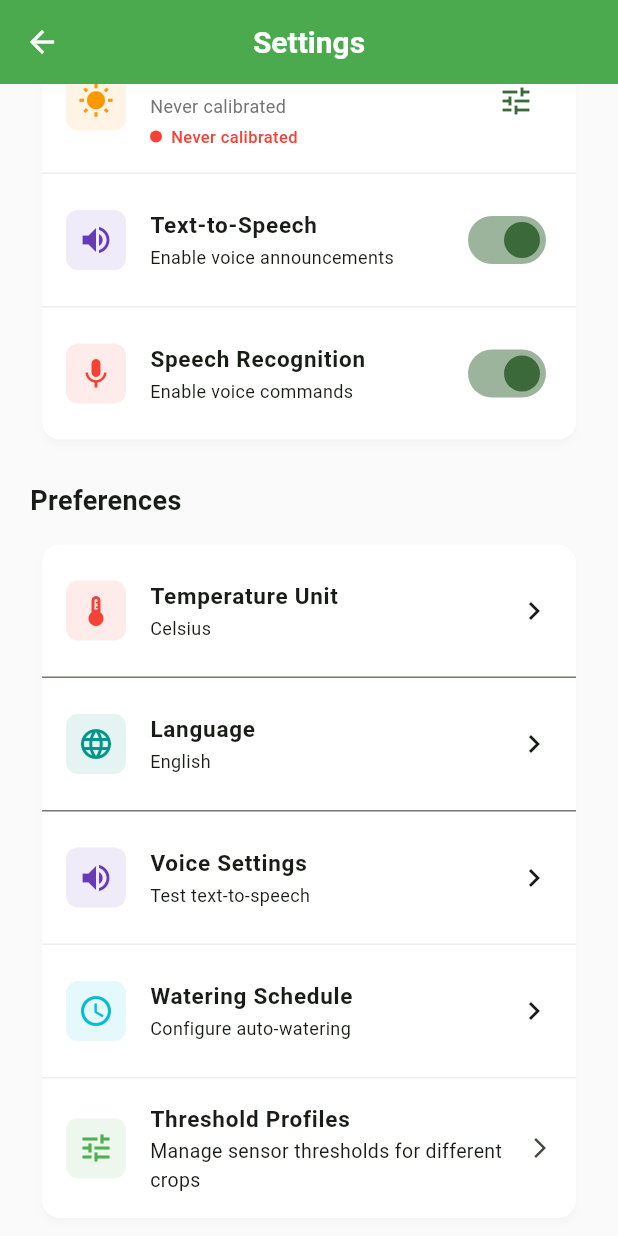
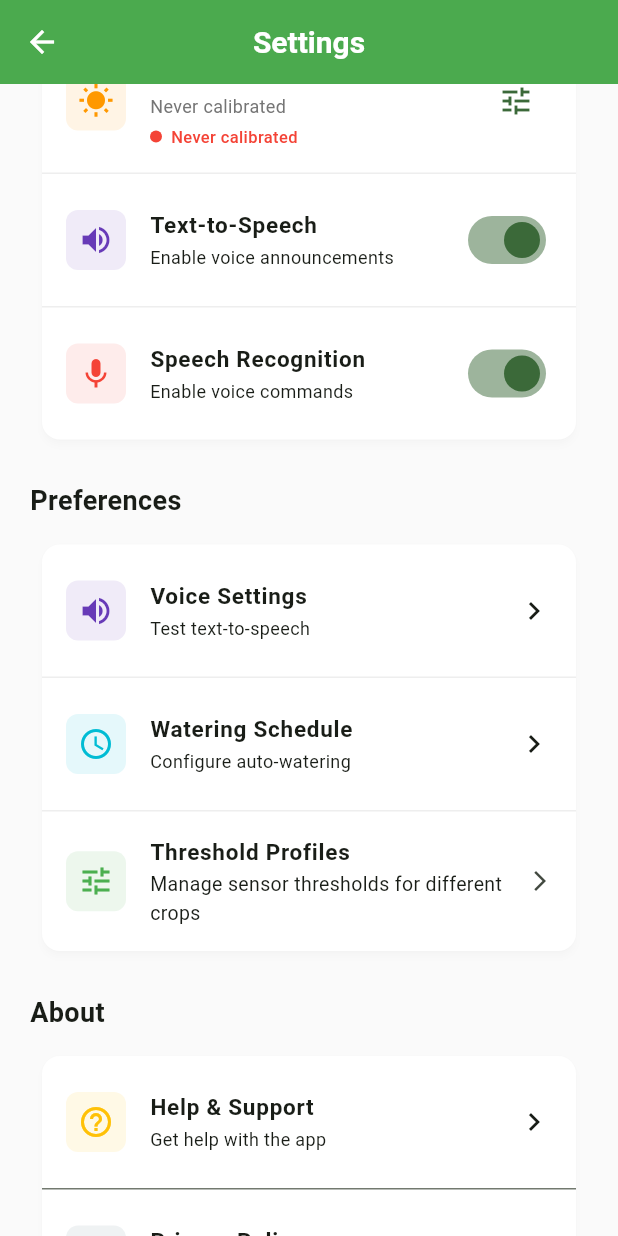
Before and after one commit to Hassan-AlMarsafy/Mobile_Programming_Project, a Flutter app: the SettingsScreen screen opened by its route, scrolled down 1728 dp, on a phone screen of 412 x 824 dp. Run offline on Flutter 3.47's test engine with Material 3 defaults, Android fonts, the phone set to English and light mode, and no system bars; our stand-ins replace cloud_firestore, connectivity_plus, firebase_auth, firebase_core, fl_chart, flutter_tts and 4 more; accounts and stored records are empty.

Commit message:
removed unused elements from user model

```diff
--- a/lib/models/user.dart
+++ b/lib/models/user.dart
@@ -4,28 +4,20 @@ class UserProfile {
   final String uid;
   final String displayName;
   final String email;
-  final String? phoneNumber;
-  final String? photoURL;
   final DateTime? createdAt;
   final DateTime? lastUpdated;
   final bool notificationsEnabled;
   final bool autoWatering;
-  final String temperatureUnit;
-  final String language;
   final bool biometricEnabled;
 
   UserProfile({
     required this.uid,
     required this.displayName,
     required this.email,
-    this.phoneNumber,
-    this.photoURL,
     this.createdAt,
     this.lastUpdated,
     this.notificationsEnabled = true,
     this.autoWatering = true,
-    this.temperatureUnit = 'Celsius',
-    this.language = 'English',
     this.biometricEnabled = false,
   });
 
@@ -35,8 +27,6 @@ class UserProfile {
       uid: json['uid'] ?? '',
       displayName: json['displayName'] ?? '',
       email: json['email'] ?? '',
-      phoneNumber: json['phoneNumber'],
-      photoURL: json['photoURL'],
       createdAt: json['createdAt'] != null
           ? DateTime.parse(json['createdAt'])
           : null,
@@ -45,8 +35,6 @@ class UserProfile {
           : null,
       notificationsEnabled: json['notificationsEnabled'] ?? true,
       autoWatering: json['autoWatering'] ?? true,
-      temperatureUnit: json['temperatureUnit'] ?? 'Celsius',
-      language: json['language'] ?? 'English',
       biometricEnabled: json['biometricEnabled'] ?? false,
     );
   }
@@ -57,14 +45,10 @@ class UserProfile {
       'uid': uid,
       'displayName': displayName,
       'email': email,
-      'phoneNumber': phoneNumber,
-      'photoURL': photoURL,
       'createdAt': createdAt?.toIso8601String(),
       'lastUpdated': lastUpdated?.toIso8601String(),
       'notificationsEnabled': notificationsEnabled,
       'autoWatering': autoWatering,
-      'temperatureUnit': temperatureUnit,
-      'language': language,
       'biometricEnabled': biometricEnabled,
     };
   }
@@ -75,8 +59,6 @@ class UserProfile {
       uid: firebaseUser.uid ?? '',
       displayName: firebaseUser.displayName ?? 'User',
       email: firebaseUser.email ?? '',
-      phoneNumber: firebaseUser.phoneNumber,
-      photoURL: firebaseUser.photoURL,
       createdAt: firebaseUser.metadata.creationTime,
       lastUpdated: DateTime.now(),
     );
@@ -87,28 +69,20 @@ class UserProfile {
     String? uid,
     String? displayName,
     String? email,
-    String? phoneNumber,
-    String? photoURL,
     DateTime? createdAt,
     DateTime? lastUpdated,
     bool? notificationsEnabled,
     bool? autoWatering,
-    String? temperatureUnit,
-    String? language,
     bool? biometricEnabled,
   }) {
     return UserProfile(
       uid: uid ?? this.uid,
       displayName: displayName ?? this.displayName,
       email: email ?? this.email,
-      phoneNumber: phoneNumber ?? this.phoneNumber,
-      photoURL: photoURL ?? this.photoURL,
       createdAt: createdAt ?? this.createdAt,
       lastUpdated: lastUpdated ?? this.lastUpdated,
       notificationsEnabled: notificationsEnabled ?? this.notificationsEnabled,
       autoWatering: autoWatering ?? this.autoWatering,
-      temperatureUnit: temperatureUnit ?? this.temperatureUnit,
-      language: language ?? this.language,
       biometricEnabled: biometricEnabled ?? this.biometricEnabled,
     );
   }
--- a/lib/screens/settings_screen.dart
+++ b/lib/screens/settings_screen.dart
@@ -43,8 +43,6 @@ class _SettingsScreenState extends State<SettingsScreen>
   bool _biometricAuth = false;
   bool _biometricAvailable = false;
   String _biometricType = 'Biometric';
-  String _temperatureUnit = 'Celsius';
-  String _language = 'English';
 
   @override
   void initState() {
@@ -171,8 +169,6 @@ class _SettingsScreenState extends State<SettingsScreen>
         _notificationsEnabled = profile!.notificationsEnabled;
         _autoWatering = profile.autoWatering;
         _biometricAuth = profile.biometricEnabled;
-        _temperatureUnit = profile.temperatureUnit;
-        _language = profile.language;
       });
     } else {
       setState(() {
@@ -632,26 +628,6 @@ class _SettingsScreenState extends State<SettingsScreen>
                         child: Column(
                           children: [
                             _buildNavigationTile(
-                              icon: Icons.thermostat,
-                              title: 'Temperature Unit',
-                              subtitle: _temperatureUnit,
-                              iconColor: Colors.red,
-                              onTap: () => _showTemperatureUnitDialog(),
-                            ),
-                            Divider(
-                                height: 1,
-                                color: Theme.of(context).dividerColor),
-                            _buildNavigationTile(
-                              icon: Icons.language,
-                              title: 'Language',
-                              subtitle: _language,
-                              iconColor: Colors.teal,
-                              onTap: () => _showLanguageDialog(),
-                            ),
-                            Divider(
-                                height: 1,
-                                color: Theme.of(context).dividerColor),
-                            _buildNavigationTile(
                               icon: Icons.volume_up,
                               title: 'Voice Settings',
                               subtitle: 'Test text-to-speech',
@@ -664,8 +640,15 @@ class _SettingsScreenState extends State<SettingsScreen>
                               title: 'Watering Schedule',
                               subtitle: 'Configure auto-watering',
                               iconColor: Colors.cyan,
-                              onTap: () =>
-                                  _showSnackBar('Watering schedule settings'),
+                              onTap: () {
+                                Navigator.push(
+                                  context,
+                                  MaterialPageRoute(
+                                    builder: (context) =>
+                                        const WateringScheduleScreen(),
+                                  ),
+                                );
+                              },
                             ),
                             Divider(height: 1, color: Colors.grey[200]),
                             _buildThresholdProfilesTile(),
@@ -1061,88 +1044,6 @@ class _SettingsScreenState extends State<SettingsScreen>
     );
   }
 
-  void _showTemperatureUnitDialog() {
-    showDialog(
-      context: context,
-      builder: (context) => AlertDialog(
-        title: const Text('Temperature Unit'),
-        content: Column(
-          mainAxisSize: MainAxisSize.min,
-          children: [
-            RadioListTile<String>(
-              title: const Text('Celsius (°C)'),
-              value: 'Celsius',
-              groupValue: _temperatureUnit,
-              activeColor: Colors.green[700],
-              onChanged: (value) {
-                setState(() => _temperatureUnit = value!);
-                _saveTemperatureUnit(value!);
-                Navigator.pop(context);
-              },
-            ),
-            RadioListTile<String>(
-              title: const Text('Fahrenheit (°F)'),
-              value: 'Fahrenheit',
-              groupValue: _temperatureUnit,
-              activeColor: Colors.green[700],
-              onChanged: (value) {
-                setState(() => _temperatureUnit = value!);
-                _saveTemperatureUnit(value!);
-                Navigator.pop(context);
-              },
-            ),
-          ],
-        ),
-      ),
-    );
-  }
-
-  void _showLanguageDialog() {
-    showDialog(
-      context: context,
-      builder: (context) => AlertDialog(
-        title: const Text('Select Language'),
-        content: Column(
-          mainAxisSize: MainAxisSize.min,
-          children: [
-            RadioListTile<String>(
-              title: const Text('English'),
-              value: 'English',
-              groupValue: _language,
-              activeColor: Colors.green[700],
-              onChanged: (value) {
-                setState(() => _language = value!);
-                _saveLanguage(value!);
-                Navigator.pop(context);
-              },
-            ),
-            RadioListTile<String>(
-              title: const Text('العربية'),
-              value: 'Arabic',
-              groupValue: _language,
-              activeColor: Colors.green[700],
-              onChanged: (value) {
-                setState(() => _language = value!);
-                _saveLanguage(value!);
-                Navigator.pop(context);
-              },
-            ),
-            RadioListTile<String>(
-              title: const Text('Español'),
-              value: 'Spanish',
-              groupValue: _language,
-              activeColor: Colors.green[700],
-              onChanged: (value) {
-                setState(() => _language = value!);
-                _saveLanguage(value!);
-                Navigator.pop(context);
-              },
-            ),
-          ],
-        ),
-      ),
-    );
-  }
 
   void _showEditProfileDialog() {
     if (_userProfile == null) {
@@ -1731,45 +1632,6 @@ class _SettingsScreenState extends State<SettingsScreen>
     );
   }
 
-  Future<void> _saveTemperatureUnit(String value) async {
-    final user = firebase_auth.FirebaseAuth.instance.currentUser;
-    if (user == null || _userProfile == null) return;
-
-    try {
-      final updatedProfile = _userProfile!.copyWith(
-        temperatureUnit: value,
-        lastUpdated: DateTime.now(),
-      );
-
-      await _firestoreService.saveUserProfile(updatedProfile);
-
-      setState(() {
-        _userProfile = updatedProfile;
-      });
-    } catch (e) {
-      _showSnackBar('Failed to save temperature unit');
-    }
-  }
-
-  Future<void> _saveLanguage(String value) async {
-    final user = firebase_auth.FirebaseAuth.instance.currentUser;
-    if (user == null || _userProfile == null) return;
-
-    try {
-      final updatedProfile = _userProfile!.copyWith(
-        language: value,
-        lastUpdated: DateTime.now(),
-      );
-
-      await _firestoreService.saveUserProfile(updatedProfile);
-
-      setState(() {
-        _userProfile = updatedProfile;
-      });
-    } catch (e) {
-      _showSnackBar('Failed to save language setting');
-    }
-  }
 
   // ============ THRESHOLD DIALOGS ============
 
```
